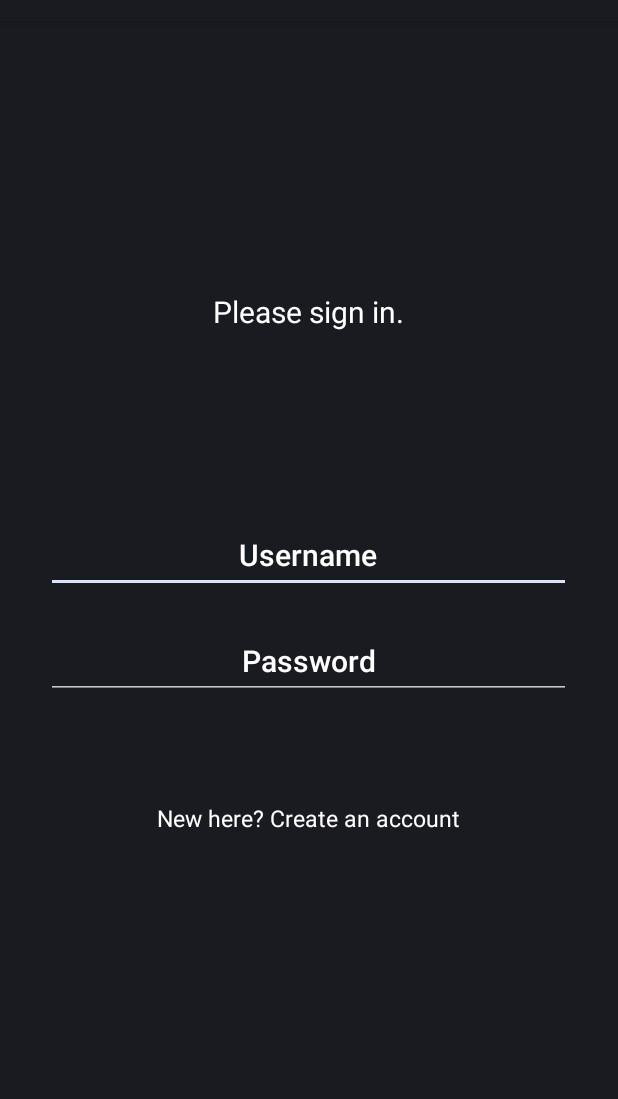
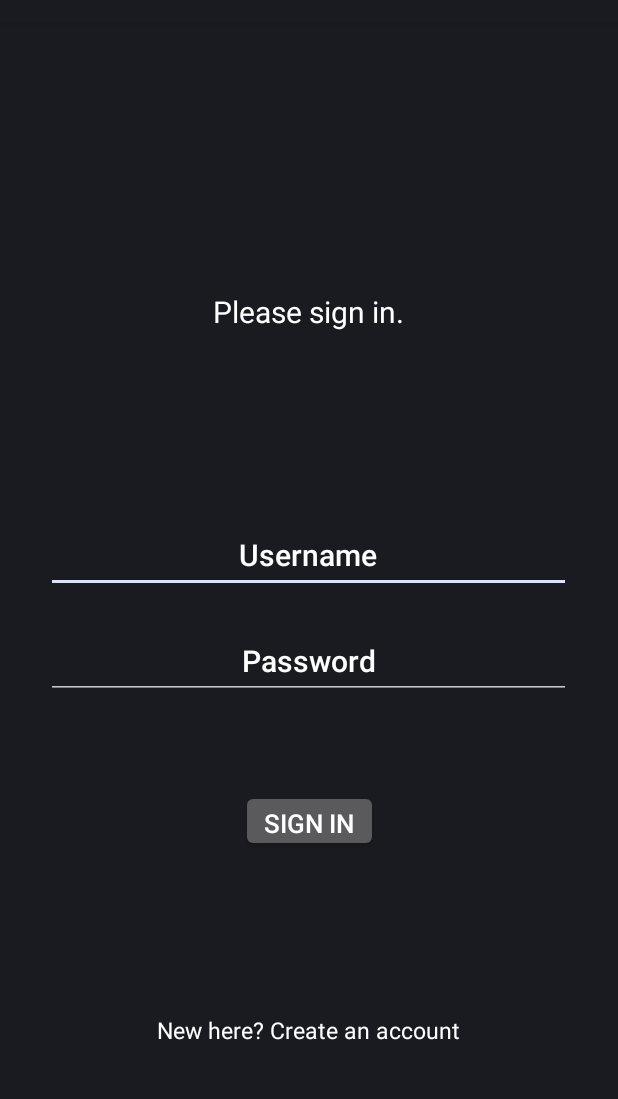
Before and after one commit to SaraZebardast/ExamCram, an Android app: the layout activity_main.xml on its own in the app's theme, with its tools: preview values and no code run, on a phone screen of 412 x 824 dp, the part 62-1161 px from its top. Run offline under Robolectric (Android 15) with nearby library versions, the phone set to English and light mode, and no system bars.

Commit message:
sign in
log in button

```diff
--- a/app/src/main/res/layout/activity_main.xml
+++ b/app/src/main/res/layout/activity_main.xml
@@ -19,23 +19,24 @@
         app:layout_constraintLeft_toLeftOf="parent"
         app:layout_constraintRight_toRightOf="parent"
         app:layout_constraintTop_toBottomOf="@+id/editText"
-        app:layout_constraintVertical_bias="0.233" />
+        app:layout_constraintVertical_bias="0.711" />
 
     <EditText
+        android:id="@+id/editText2"
         android:layout_width="350dp"
         android:layout_height="50dp"
         android:layout_marginTop="124dp"
+        android:gravity="center"
+        android:hint="Username"
         android:textColor="@color/white"
+        android:textColorHint="@color/white"
+        android:textSize="20dp"
         app:layout_constraintBottom_toBottomOf="parent"
         app:layout_constraintEnd_toEndOf="parent"
         app:layout_constraintHorizontal_bias="0.491"
         app:layout_constraintStart_toStartOf="parent"
         app:layout_constraintTop_toBottomOf="@+id/textView"
-        app:layout_constraintVertical_bias="0.0"
-        android:textColorHint="@color/white"
-        android:hint="Username"
-        android:textSize="20dp"
-        android:gravity="center"></EditText>
+        app:layout_constraintVertical_bias="0.0"></EditText>
 
     <EditText
         android:id="@+id/editText"
@@ -68,4 +69,18 @@
         app:layout_constraintVertical_bias="0.242"
         android:gravity="center"/>
 
+    <Button
+        android:layout_width="91dp"
+        android:layout_height="41dp"
+
+        app:layout_constraintBottom_toBottomOf="parent"
+        app:layout_constraintEnd_toEndOf="parent"
+        app:layout_constraintStart_toStartOf="parent"
+        app:layout_constraintTop_toTopOf="parent"
+        app:layout_constraintVertical_bias="0.705"
+        android:text="Sign in"
+        android:textSize="17dp"
+        android:gravity="center"
+        android:textColor="@color/white"/>
+
 </androidx.constraintlayout.widget.ConstraintLayout>
```
